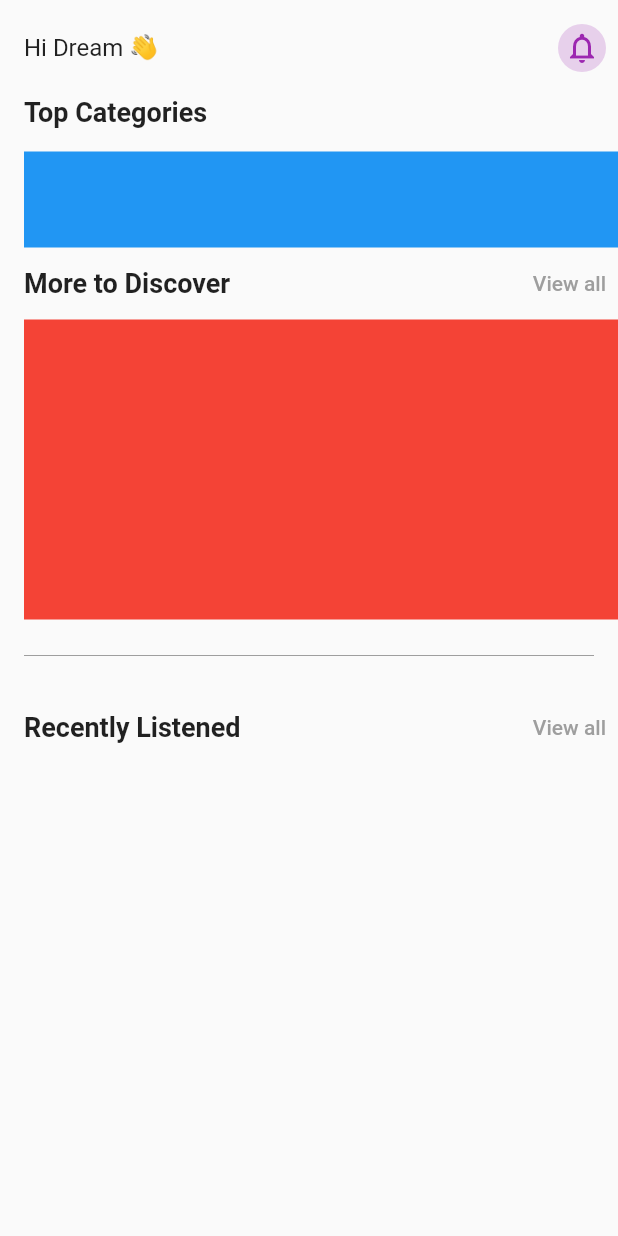
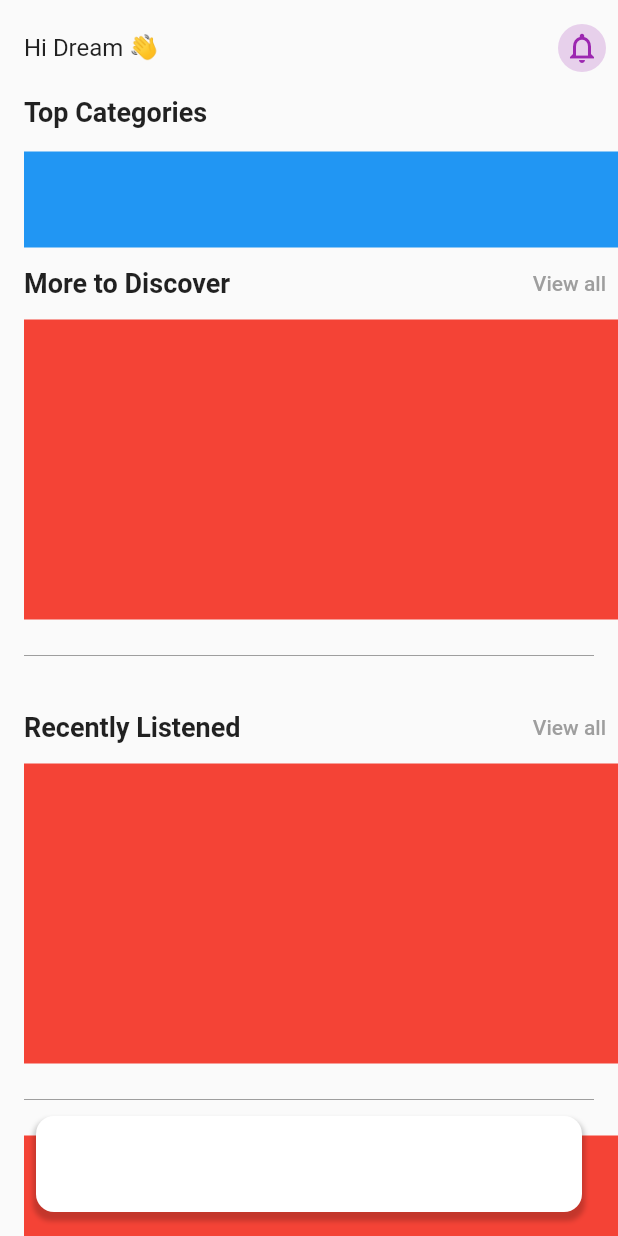
Before and after one commit to JAICHANGPARK/flutter_notebook_19th_story, a Flutter app: the screen it shows after launch, on a phone screen of 412 x 824 dp. Run offline on Flutter 3.47's test engine with Material 2 defaults, Android fonts, the phone set to English and light mode, and no system bars; our stand-ins replace cached_network_image, countup, fl_chart, flutter_riverpod, freezed_annotation, smooth_page_indicator and 1 more.

Commit message:
Update podcast_home_page.dart

```diff
--- a/lib/ep1134_podcast_app/src/ui/podcast_home_page.dart
+++ b/lib/ep1134_podcast_app/src/ui/podcast_home_page.dart
@@ -115,6 +115,23 @@ class _PodcastHomePageState extends State<PodcastHomePage> {
                               ),
                             ],
                           ),
+                          Container(
+                            height: 200,
+                            decoration: const BoxDecoration(
+                              color: Colors.red,
+                            ),
+                          ),
+                          const Divider(
+                            color: Colors.grey,
+                            height: 48,
+                            endIndent: 16,
+                          ),
+                          Container(
+                            height: 200,
+                            decoration: const BoxDecoration(
+                              color: Colors.red,
+                            ),
+                          ),
                         ],
                       ),
                     ),
@@ -122,6 +139,28 @@ class _PodcastHomePageState extends State<PodcastHomePage> {
                 ],
               ),
             ),
+            Positioned(
+              left: 24,
+              right: 24,
+              bottom: 16,
+              child: Container(
+                height: 64,
+                decoration: BoxDecoration(
+                  color: Colors.white,
+                  borderRadius: BorderRadius.circular(12),
+                  boxShadow: [
+                    BoxShadow(
+                      color: Colors.black.withOpacity(0.2),
+                      offset: Offset(
+                        0, 4
+                      ),
+                      blurRadius: 2,
+                      spreadRadius: 2
+                    )
+                  ]
+                ),
+              ),
+            )
           ],
         ),
       ),
```
